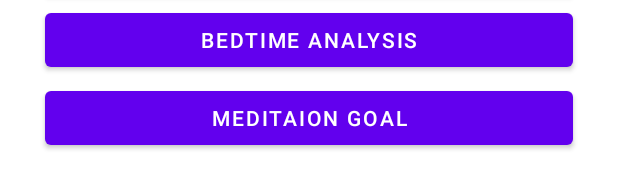
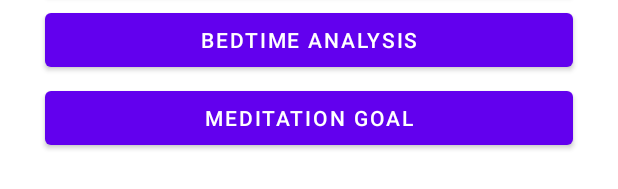
Before and after one commit to sotasorsa2/goodhabbits, an Android app: the layout activity_main.xml on its own in the app's theme, with its tools: preview values and no code run, on a phone screen of 412 x 824 dp. Shown: the part 834-1023 px from the top of the screen. Run offline under Robolectric (Android 15) with nearby library versions, the phone set to English and light mode, and no system bars.

Commit message:
spelling mistake fixed
there was a spelling mistake and it is fixed.

//final design for main activity

```diff
--- a/GoodHabbits/app/src/main/res/layout/activity_main.xml
+++ b/GoodHabbits/app/src/main/res/layout/activity_main.xml
@@ -101,7 +101,7 @@
             android:layout_marginStart="30dp"
             android:layout_marginEnd="30dp"
             android:onClick="enterMeditaionGoal"
-            android:text="MEDITAION GOAL"
+            android:text="MEDITATION GOAL"
             app:layout_constraintBottom_toTopOf="@+id/button"
             app:layout_constraintEnd_toEndOf="parent"
             app:layout_constraintHorizontal_bias="0.262"
```
